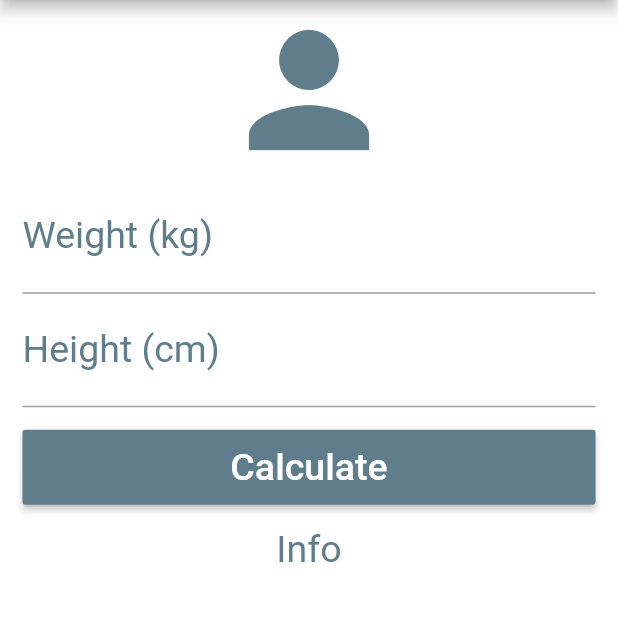
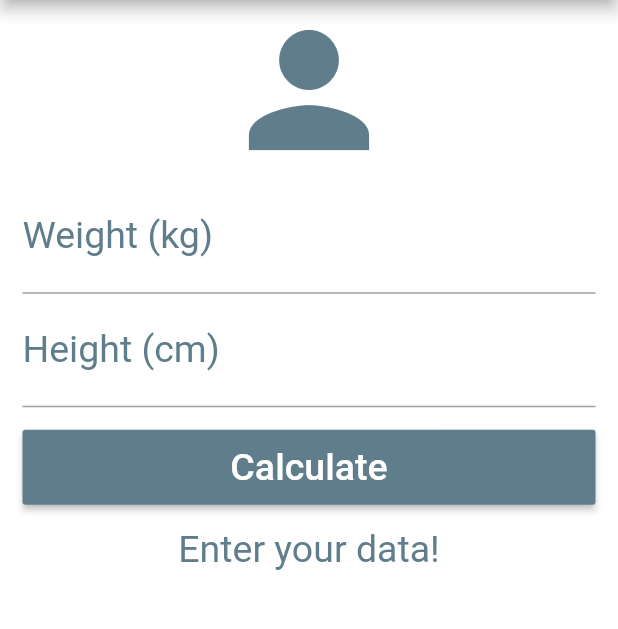
Before and after one commit to EsdrasRR/Flutter, a Flutter app: the screen it shows after launch, after a tap on "Calculate", on a phone screen of 412 x 824 dp, the part 84-713 px from its top. Run offline on Flutter 3.47's test engine with Material 2 defaults, Android fonts, the light colour scheme and no system bars.

Commit message:
feat : Adding controller and performing bmi calculation

```diff
--- a/bmi_calculator/lib/main.dart
+++ b/bmi_calculator/lib/main.dart
@@ -10,6 +10,40 @@ class Home extends StatefulWidget {
 }
 
 class _HomeState extends State<Home> {
+  TextEditingController weightController = TextEditingController();
+  TextEditingController heightController = TextEditingController();
+  String _infoText = "Enter your data!";
+
+  void _resetFields() {
+    weightController.text = "";
+    heightController.text = "";
+    setState(() {
+      _infoText = "Enter your data!";
+    });
+  }
+
+  void _calculate() {
+    setState(() {
+      double weight = double.parse(weightController.text);
+      double height = double.parse(heightController.text) / 100;
+      double bmi = weight / (height * height);
+
+      if (bmi < 18.6) {
+        _infoText = "Under weight (${bmi.toStringAsPrecision(4)})";
+      } else if (bmi >= 18.6 && bmi < 24.9) {
+        _infoText = "Ideal weight (${bmi.toStringAsPrecision(4)})";
+      } else if (bmi >= 24.9 && bmi < 29.9) {
+        _infoText = "Slightly overweight (${bmi.toStringAsPrecision(4)})";
+      } else if (bmi >= 29.9 && bmi < 34.9) {
+        _infoText = "Obesity Grade I (${bmi.toStringAsPrecision(4)})";
+      } else if (bmi >= 34.9 && bmi < 39.9) {
+        _infoText = "Obesity Grade II (${bmi.toStringAsPrecision(4)})";
+      } else if (bmi >= 40) {
+        _infoText = "Obesity Grade III (${bmi.toStringAsPrecision(4)})";
+      }
+    });
+  }
+
   @override
   Widget build(BuildContext context) {
     return Scaffold(
@@ -20,7 +54,7 @@ class _HomeState extends State<Home> {
         actions: <Widget>[
           IconButton(
             icon: Icon(Icons.refresh),
-            onPressed: () {},
+            onPressed: _resetFields,
           )
         ],
       ),
@@ -38,6 +72,7 @@ class _HomeState extends State<Home> {
                   labelStyle: TextStyle(color: Colors.blueGrey)),
               textAlign: TextAlign.center,
               style: TextStyle(color: Colors.blueGrey, fontSize: 25.0),
+              controller: weightController,
             ),
             TextField(
               keyboardType: TextInputType.number,
@@ -46,13 +81,14 @@ class _HomeState extends State<Home> {
                   labelStyle: TextStyle(color: Colors.blueGrey)),
               textAlign: TextAlign.center,
               style: TextStyle(color: Colors.blueGrey, fontSize: 25.0),
+              controller: heightController,
             ),
             Padding(
               padding: EdgeInsets.only(top: 15, bottom: 15),
               child: Container(
                 height: 50.0,
                 child: RaisedButton(
-                  onPressed: () {},
+                  onPressed: _calculate,
                   child: Text(
                     "Calculate",
                     style: TextStyle(color: Colors.white, fontSize: 25.0),
@@ -62,7 +98,7 @@ class _HomeState extends State<Home> {
               ),
             ),
             Text(
-              "Info",
+              "$_infoText",
               textAlign: TextAlign.center,
               style: TextStyle(color: Colors.blueGrey, fontSize: 25.0),
             )
```
